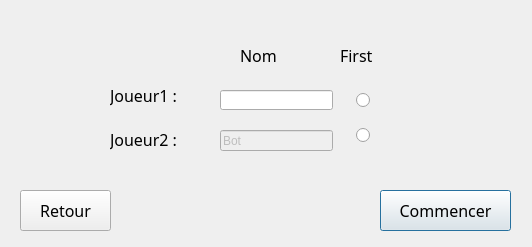
The window that warCPP/selectplayerwindows.ui (jcambray/ProjetWarCPP) describes before a commit, drawn with Qt 5.
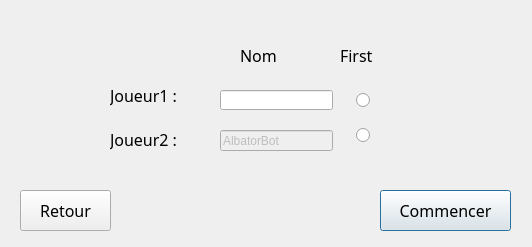
The same window after the commit.

What changed in the file:
```diff
--- a/warCPP/selectplayerwindows.ui
+++ b/warCPP/selectplayerwindows.ui
@@ -176,7 +176,7 @@
     </rect>
    </property>
    <property name="text">
-    <string>Bot</string>
+    <string>AlbatorBot</string>
    </property>
   </widget>
  </widget>
```
